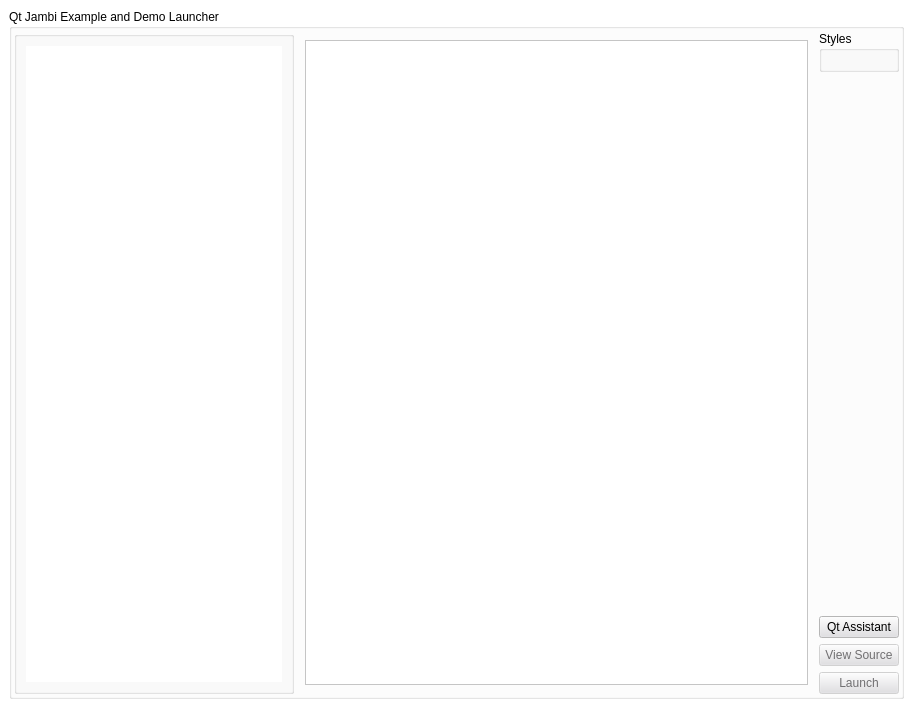
qtjambi/qtjambi, file com/trolltech/launcher/LauncherUI.ui: the form before one commit.
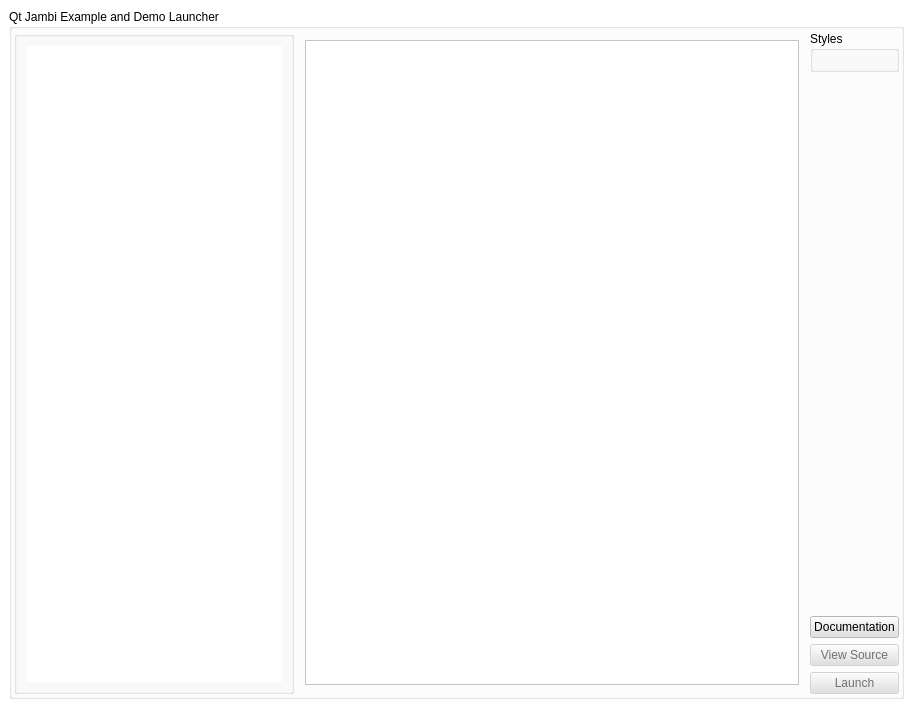
The form after the commit. Custom widgets are drawn as their Qt base class.

Patch:
```diff
--- a/com/trolltech/launcher/LauncherUI.ui
+++ b/com/trolltech/launcher/LauncherUI.ui
@@ -651,7 +651,7 @@
            <bool>true</bool>
           </property>
           <property name="text" >
-           <string>Qt Assistant</string>
+           <string>Documentation</string>
           </property>
          </widget>
         </item>
```
Left out of the diff: 2 changed lines with no effect on the pictures.
